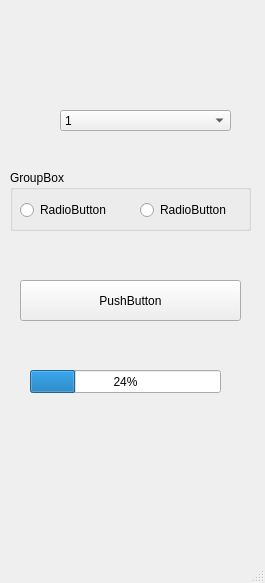
This is mainwindow.ui in ivlkostya74/Qt_widget as Qt 5 draws it before an edit. The edited form follows.
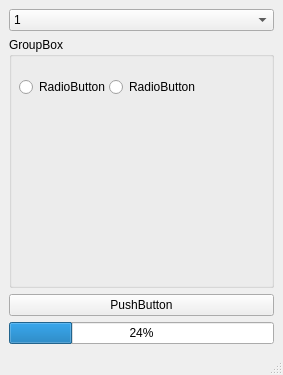
This is the edited form.

Commit message: set bilder

Patch:
```diff
--- a/mainwindow.ui
+++ b/mainwindow.ui
@@ -6,23 +6,59 @@
    <rect>
     <x>0</x>
     <y>0</y>
-    <width>265</width>
-    <height>583</height>
+    <width>283</width>
+    <height>375</height>
    </rect>
   </property>
+  <property name="sizePolicy">
+   <sizepolicy hsizetype="Minimum" vsizetype="Maximum">
+    <horstretch>60</horstretch>
+    <verstretch>60</verstretch>
+   </sizepolicy>
+  </property>
   <property name="windowTitle">
    <string>MainWindow</string>
   </property>
   <widget class="QWidget" name="centralwidget">
+   <property name="sizePolicy">
+    <sizepolicy hsizetype="Minimum" vsizetype="Minimum">
+     <horstretch>0</horstretch>
+     <verstretch>0</verstretch>
+    </sizepolicy>
+   </property>
+   <layout class="QGridLayout" name="gridLayout">
+    <item row="0" column="0">
+     <widget class="QComboBox" name="comboBox">
+      <property name="iconSize">
+       <size>
+        <width>24</width>
+        <height>24</height>
+       </size>
+      </property>
+      <item>
+       <property name="text">
+        <string>1</string>
+       </property>
+      </item>
+      <item>
+       <property name="text">
+        <string>2</string>
+       </property>
+      </item>
+      <item>
+       <property name="text">
+        <string>3</string>
+       </property>
+      </item>
+      <item>
+       <property name="text">
+        <string>4</string>
+       </property>
+      </item>
+     </widget>
+    </item>
+    <item row="1" column="0">
    <widget class="QGroupBox" name="groupBox">
-    <property name="geometry">
-     <rect>
-      <x>10</x>
-      <y>170</y>
-      <width>241</width>
-      <height>61</height>
-     </rect>
-    </property>
     <property name="title">
      <string>GroupBox</string>
     </property>
@@ -30,7 +66,7 @@
      <property name="geometry">
       <rect>
        <x>10</x>
-       <y>30</y>
+         <y>40</y>
        <width>89</width>
        <height>20</height>
       </rect>
@@ -42,8 +78,8 @@
     <widget class="QRadioButton" name="radioButton2">
      <property name="geometry">
       <rect>
-       <x>130</x>
-       <y>30</y>
+         <x>100</x>
+         <y>40</y>
        <width>89</width>
        <height>20</height>
       </rect>
@@ -53,18 +89,12 @@
      </property>
     </widget>
    </widget>
+    </item>
+    <item row="2" column="0">
    <widget class="QPushButton" name="pushButton">
     <property name="enabled">
      <bool>true</bool>
     </property>
-    <property name="geometry">
-     <rect>
-      <x>20</x>
-      <y>280</y>
-      <width>221</width>
-      <height>41</height>
-     </rect>
-    </property>
     <property name="text">
      <string>PushButton</string>
     </property>
@@ -72,49 +102,15 @@
      <bool>true</bool>
     </property>
    </widget>
-   <widget class="QComboBox" name="comboBox">
-    <property name="geometry">
-     <rect>
-      <x>60</x>
-      <y>110</y>
-      <width>171</width>
-      <height>21</height>
-     </rect>
-    </property>
-    <item>
-     <property name="text">
-      <string>1</string>
-     </property>
     </item>
-    <item>
-     <property name="text">
-      <string>2</string>
-     </property>
-    </item>
-    <item>
-     <property name="text">
-      <string>3</string>
-     </property>
-    </item>
-    <item>
-     <property name="text">
-      <string>4</string>
-     </property>
-    </item>
-   </widget>
+    <item row="3" column="0">
    <widget class="QProgressBar" name="progressBar">
-    <property name="geometry">
-     <rect>
-      <x>30</x>
-      <y>370</y>
-      <width>191</width>
-      <height>23</height>
-     </rect>
-    </property>
     <property name="value">
      <number>24</number>
     </property>
    </widget>
+    </item>
+   </layout>
   </widget>
   <widget class="QMenuBar" name="menubar">
    <property name="geometry">
```
Left out of the diff: 10 changed lines with no effect on the pictures. Lines whose indentation alone changed are shown as unchanged. The commit also changes 1 other file.
